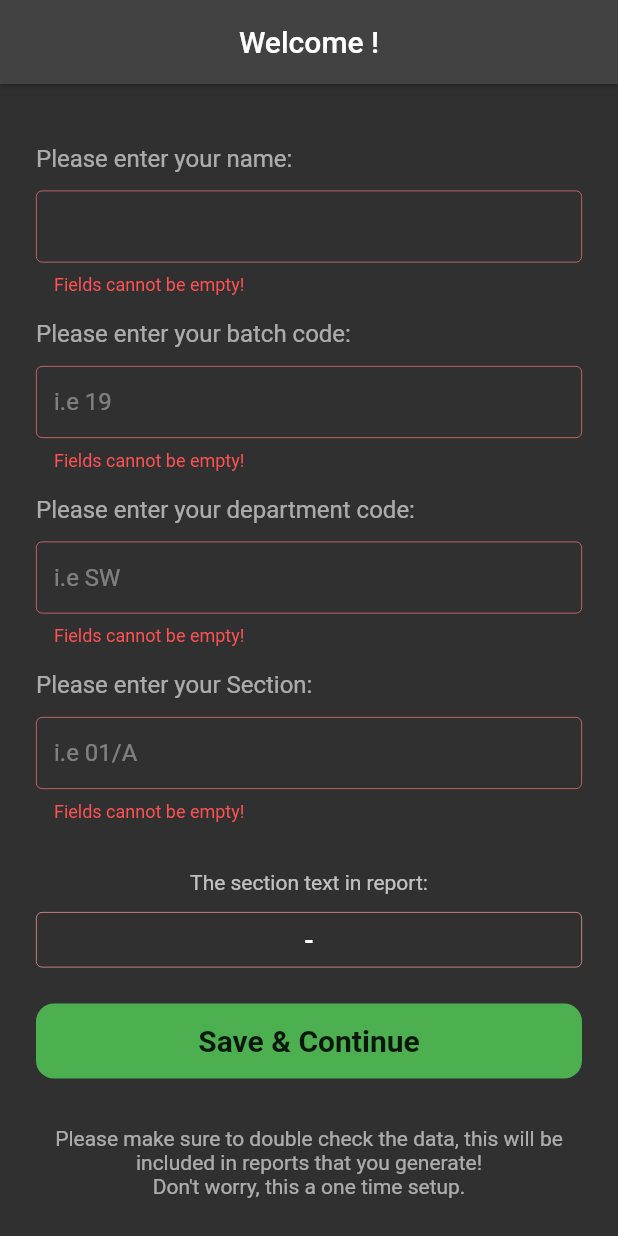
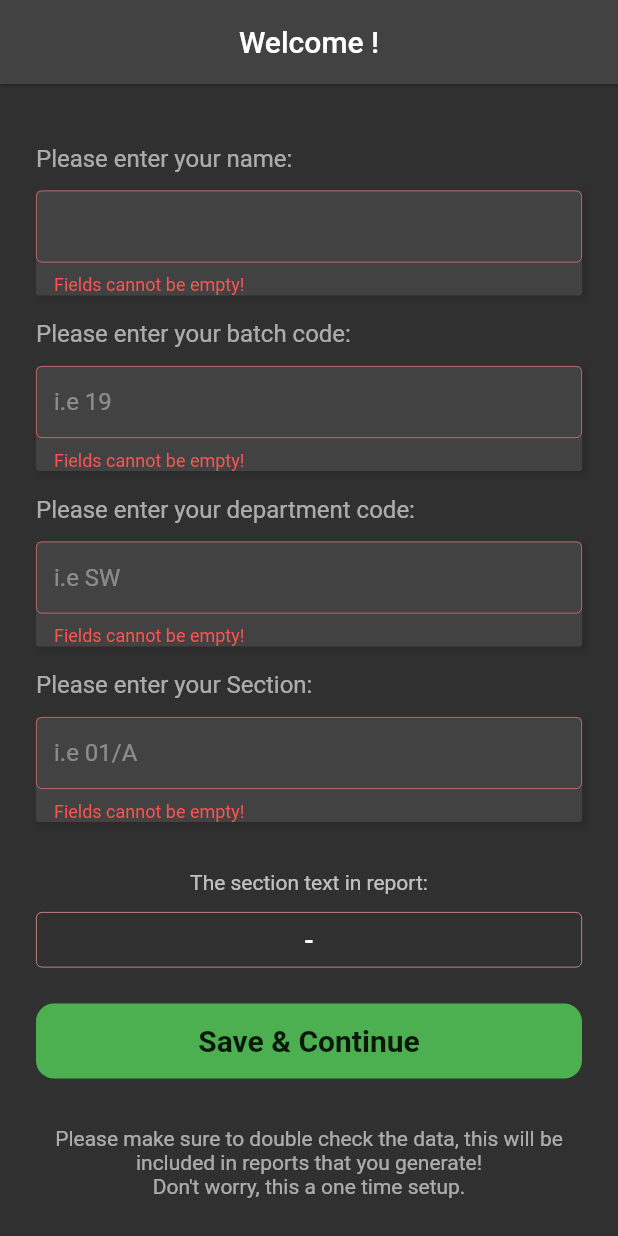
Before and after one commit to rashidwassan/muet-attendance-taking-app, a Flutter app: the screen it shows after launch, after a tap on "Save & Continue", on a phone screen of 412 x 824 dp. Run offline on Flutter 3.47's test engine with Material 2 defaults, Android fonts, the phone set to English and light mode, and no system bars; our stand-ins replace csv, file_picker, hive, lottie, screenshot, share and 1 more; missing offline and left inert: clipboard; accounts and stored records are empty.

Commit message:
minor UI changes

```diff
--- a/lib/components/textfields.dart
+++ b/lib/components/textfields.dart
@@ -34,7 +34,19 @@ class AttendanceAppTextField extends StatelessWidget {
         const SizedBox(
           height: 12,
         ),
-        TextFormField(
+        DecoratedBox(
+          decoration: BoxDecoration(
+            color: Colors.grey.shade800,
+            borderRadius: BorderRadius.circular(2),
+            boxShadow: const [
+              BoxShadow(
+                  color: Colors.black12,
+                  blurRadius: 3,
+                  spreadRadius: 1,
+                  offset: Offset(2, 2)),
+            ],
+          ),
+          child: TextFormField(
             focusNode: focusNode,
             controller: _batchCodeController,
             keyboardType: textInputType,
@@ -42,6 +54,7 @@ class AttendanceAppTextField extends StatelessWidget {
             onFieldSubmitted: onSubmitted,
             validator: (value) {
               if (value!.isEmpty) return 'Fields cannot be empty!';
+              return null;
             },
             decoration: InputDecoration(
               contentPadding: const EdgeInsets.symmetric(horizontal: 12),
@@ -50,7 +63,10 @@ class AttendanceAppTextField extends StatelessWidget {
               hintStyle: const TextStyle(color: Colors.white38),
               labelStyle: TextStyle(color: Colors.amber.shade100),
               border: OutlineInputBorder(
-              borderSide: BorderSide(color: Colors.teal.shade100, width: 0.5),
+                borderSide: BorderSide(
+                  color: Colors.teal.shade100,
+                  width: 0.5,
+                ),
               ),
               focusedBorder: OutlineInputBorder(
                 borderSide: BorderSide(color: Colors.teal.shade400, width: 0.5),
@@ -61,6 +77,7 @@ class AttendanceAppTextField extends StatelessWidget {
               errorStyle: TextStyle(color: Colors.redAccent.shade200),
             ),
           ),
+        ),
       ],
     );
   }
```
Also changed, not shown: pubspec.lock, 3 other files. Lines whose indentation alone changed are shown as unchanged.
